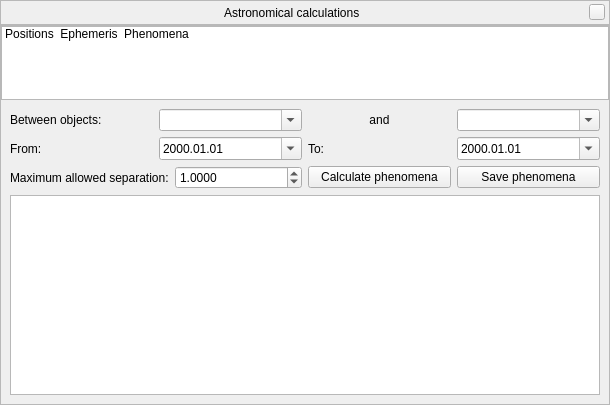
Old version of the form src/gui/astroCalcDialog.ui in the repository 519984307/stellarium_src.
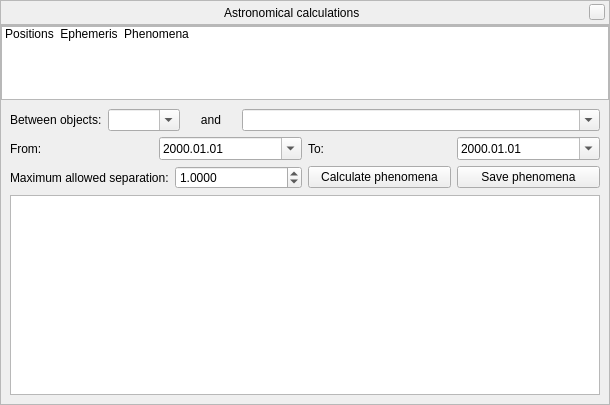
New version of the form. The open tabs and pages were chosen to show the change. Icons and pictures are not drawn. Custom widgets are drawn as their Qt base class.

Commit message: Cosmetic fixes & optimizations for AstroCalc tool

The edit to the form file:
```diff
--- a/src/gui/astroCalcDialog.ui
+++ b/src/gui/astroCalcDialog.ui
@@ -536,6 +536,18 @@
             </item>
             <item>
              <widget class="QLabel" name="andLabel">
+              <property name="sizePolicy">
+               <sizepolicy hsizetype="Fixed" vsizetype="Preferred">
+                <horstretch>0</horstretch>
+                <verstretch>0</verstretch>
+               </sizepolicy>
+              </property>
+              <property name="minimumSize">
+               <size>
+                <width>50</width>
+                <height>0</height>
+               </size>
+              </property>
               <property name="text">
                <string>and</string>
               </property>
@@ -546,6 +558,12 @@
             </item>
             <item>
              <widget class="QComboBox" name="object2ComboBox">
+              <property name="sizePolicy">
+               <sizepolicy hsizetype="MinimumExpanding" vsizetype="Fixed">
+                <horstretch>0</horstretch>
+                <verstretch>0</verstretch>
+               </sizepolicy>
+              </property>
               <property name="editable">
                <bool>true</bool>
               </property>
```
The commit also changes 3 other files.
